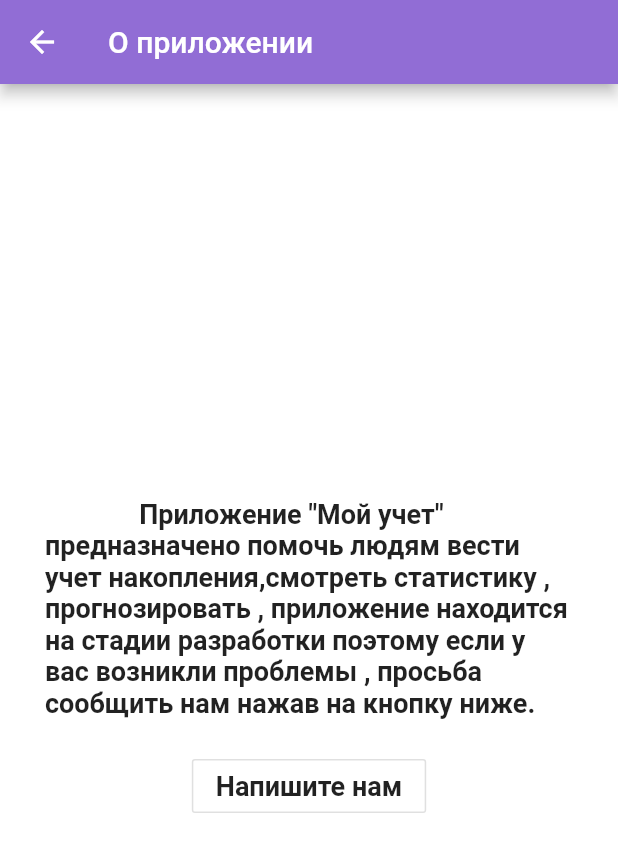
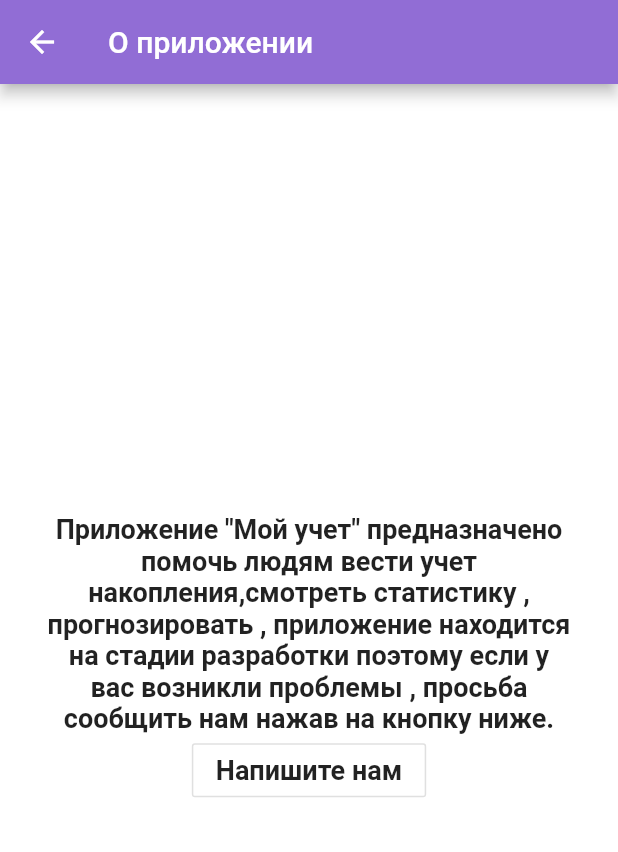
Before and after one commit to Jarkynbekbat/money_counter_provider, a Flutter app: the AboutPage screen opened by its route, on a phone screen of 412 x 824 dp. Shown: the top 852 px of the screen. Run offline on Flutter 3.47's test engine with Material 2 defaults, Android fonts, the phone set to English and light mode, and no system bars; our stand-ins replace percent_indicator, shared_preferences; missing offline and left inert: easy_dialog, floating_action_row; accounts and stored records are empty.

Commit message:
code cleaning

```diff
--- a/lib/models/goal.dart
+++ b/lib/data/models/goal.dart
@@ -1,6 +1,4 @@
-import 'package:safe_money/models/model.dart';
-
-class Goal extends Model {
+class Goal {
   static String table = 'goal';
 
   int id, sum, haveSum, needSum;
--- a/lib/models/transaction.dart
+++ b/lib/data/models/transaction.dart
@@ -1,6 +1,4 @@
-import 'package:safe_money/models/model.dart';
-
-class Transaction extends Model {
+class Transaction {
   static String table = 'transaction';
 
   int id;
--- a/lib/helpers/my_dialog_for_cancel_transaction.dart
+++ b/lib/helpers/my_dialog_for_cancel_transaction.dart
@@ -3,12 +3,12 @@ import 'package:easy_dialog/easy_dialog.dart';
 
 showMyDialogForCancelTransaction(
     context, title, descreption, ok, cancel) async {
-  TextStyle ts =
-      TextStyle(fontSize: 15, color: Theme.of(context).textTheme.body1.color);
+  TextStyle ts = TextStyle(
+      fontSize: 15, color: Theme.of(context).textTheme.bodyText1.color);
   TextStyle tsTitle = TextStyle(
     fontSize: 16,
     fontWeight: FontWeight.bold,
-    color: Theme.of(context).textTheme.body1.color,
+    color: Theme.of(context).textTheme.bodyText1.color,
   );
 
   bool _result = false;
--- a/lib/models/model.dart
+++ /dev/null
@@ -1,5 +0,0 @@
-abstract class Model {
-  int id;
-  static fromMap() {}
-  toMap() {}
-}
--- a/lib/providers/goal_provider.dart
+++ b/lib/providers/goal_provider.dart
@@ -1,8 +1,10 @@
 import 'dart:convert';
+
 import 'package:flutter/cupertino.dart';
 import 'package:flutter/material.dart';
-import 'package:safe_money/services/local_goal_service.dart';
-import 'package:safe_money/services/local_transaction_service.dart';
+
+import '../data/services/local_goal_service.dart';
+import '../data/services/local_transaction_service.dart';
 
 class GoalProvider extends ChangeNotifier {
   String name;
--- a/lib/pages/about_page.dart
+++ b/lib/ui/pages/about_page.dart
@@ -15,12 +15,9 @@ class AboutPage extends StatelessWidget {
         padding: const EdgeInsets.all(30.0),
         child: Column(mainAxisAlignment: MainAxisAlignment.center, children: [
           Text(
-            '''
-              Приложение "Мой учет" предназначено помочь людям вести
-учет накопления,смотреть статистику , прогнозировать , приложение находится на стадии разработки поэтому если у вас возникли проблемы , просьба сообщить нам нажав на кнопку ниже.
-              ''',
+            'Приложение "Мой учет" предназначено помочь людям вести учет накопления,смотреть статистику , прогнозировать , приложение находится на стадии разработки поэтому если у вас возникли проблемы , просьба сообщить нам нажав на кнопку ниже.',
+            textAlign: TextAlign.center,
             style: textStyle,
-            softWrap: true,
           ),
           Container(
             child: OutlineButton(
@@ -31,7 +28,7 @@ class AboutPage extends StatelessWidget {
               child: Text(
                 'Напишите нам',
                 style: TextStyle(
-                  color: Theme.of(context).textTheme.body1.color,
+                  color: Theme.of(context).textTheme.bodyText1.color,
                   fontSize: 18,
                   fontWeight: FontWeight.bold,
                 ),
```
Also changed, not shown: lib/main.dart (+8 -7 lines), lib/ui/pages/auth_page.dart (renamed from lib/pages/auth_page.dart, +5 -4 lines), lib/ui/pages/home_page.dart (renamed from lib/pages/home_page.dart, +7 -6 lines), lib/ui/widgets/drawer.dart (renamed from lib/pages/components/drawer.dart, +6 -5 lines), lib/data/services/local_goal_service.dart (renamed from lib/services/local_goal_service.dart), lib/data/services/local_transaction_service.dart (renamed from lib/services/local_transaction_service.dart), lib/ui/pages/statistic_page.dart (renamed from lib/pages/statistic_page.dart).
